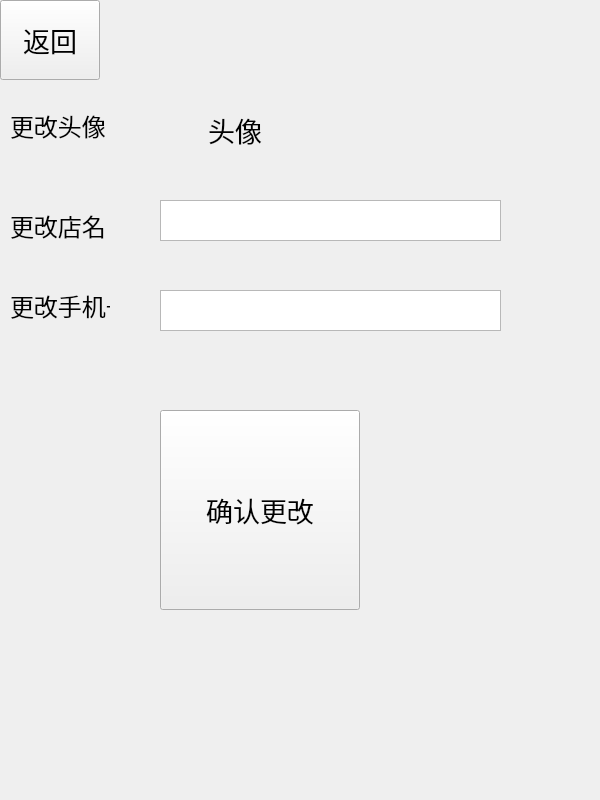
chichuxwx/Food-delivery-platform, file business/inform_change.ui: the form before one commit.
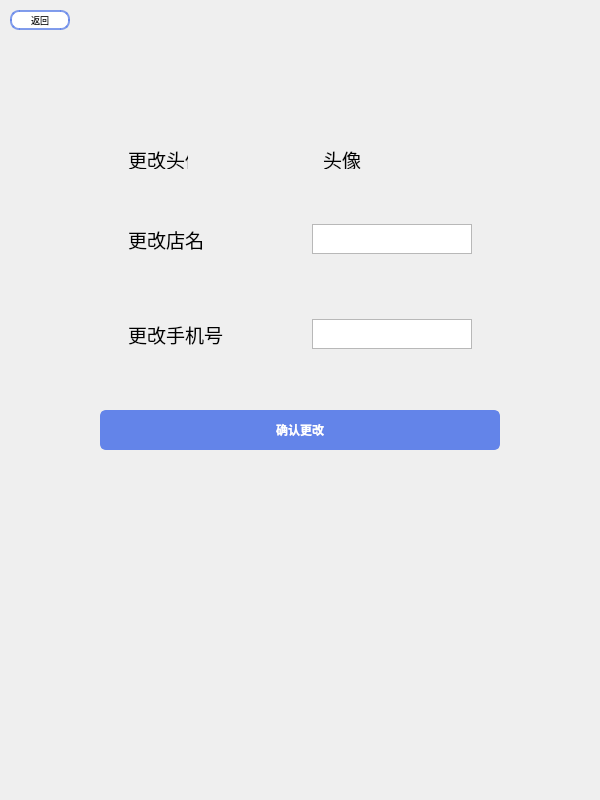
The form after the commit. Icons and pictures are not drawn.

```diff
--- a/business/inform_change.ui
+++ b/business/inform_change.ui
@@ -25,90 +25,89 @@
   <property name="windowTitle">
    <string>Form</string>
   </property>
-  <widget class="QPushButton" name="pushButton">
+  <property name="windowIcon">
+   <iconset resource="../Image.qrc">
+    <normaloff>:/image/lt_cml.jpg</normaloff>:/image/lt_cml.jpg</iconset>
+  </property>
+  <widget class="QLabel" name="label_5">
    <property name="geometry">
     <rect>
      <x>0</x>
      <y>0</y>
-     <width>100</width>
-     <height>80</height>
+     <width>600</width>
+     <height>800</height>
     </rect>
    </property>
-   <property name="minimumSize">
-    <size>
-     <width>100</width>
-     <height>80</height>
-    </size>
-   </property>
-   <property name="maximumSize">
-    <size>
-     <width>100</width>
-     <height>80</height>
-    </size>
-   </property>
-   <property name="font">
-    <font>
-     <pointsize>20</pointsize>
-    </font>
+   <property name="styleSheet">
+    <string notr="true">background-image: url(:/image/bg_2.png);</string>
    </property>
    <property name="text">
-    <string>返回</string>
+    <string/>
    </property>
   </widget>
+  <widget class="QWidget" name="layoutWidget">
+   <property name="geometry">
+    <rect>
+     <x>50</x>
+     <y>110</y>
+     <width>501</width>
+     <height>291</height>
+    </rect>
+   </property>
+   <layout class="QGridLayout" name="gridLayout">
+    <item row="0" column="0">
   <widget class="QLabel" name="label">
-   <property name="geometry">
-    <rect>
-     <x>10</x>
-     <y>100</y>
-     <width>100</width>
-     <height>50</height>
-    </rect>
+      <property name="sizePolicy">
+       <sizepolicy hsizetype="Fixed" vsizetype="Minimum">
+        <horstretch>0</horstretch>
+        <verstretch>0</verstretch>
+       </sizepolicy>
    </property>
    <property name="minimumSize">
     <size>
-     <width>100</width>
-     <height>50</height>
+        <width>60</width>
+        <height>20</height>
     </size>
    </property>
    <property name="maximumSize">
     <size>
-     <width>100</width>
-     <height>50</height>
+        <width>60</width>
+        <height>20</height>
     </size>
    </property>
    <property name="font">
     <font>
-     <pointsize>18</pointsize>
+        <pointsize>14</pointsize>
     </font>
    </property>
    <property name="text">
     <string>更改头像</string>
    </property>
   </widget>
+    </item>
+    <item row="0" column="1">
   <widget class="QLabel" name="label_2">
-   <property name="geometry">
-    <rect>
-     <x>160</x>
-     <y>80</y>
-     <width>150</width>
-     <height>100</height>
-    </rect>
+      <property name="sizePolicy">
+       <sizepolicy hsizetype="Fixed" vsizetype="Minimum">
+        <horstretch>0</horstretch>
+        <verstretch>0</verstretch>
+       </sizepolicy>
    </property>
    <property name="minimumSize">
     <size>
-     <width>150</width>
-     <height>100</height>
+        <width>60</width>
+        <height>20</height>
     </size>
    </property>
    <property name="maximumSize">
     <size>
-     <width>150</width>
-     <height>100</height>
+        <width>60</width>
+        <height>20</height>
     </size>
    </property>
    <property name="font">
     <font>
-     <pointsize>20</pointsize>
+        <pointsize>14</pointsize>
     </font>
    </property>
    <property name="text">
@@ -118,14 +117,14 @@
     <set>Qt::AlignmentFlag::AlignCenter</set>
    </property>
   </widget>
+    </item>
+    <item row="1" column="0">
   <widget class="QLabel" name="label_3">
-   <property name="geometry">
-    <rect>
-     <x>10</x>
-     <y>200</y>
-     <width>100</width>
-     <height>50</height>
-    </rect>
+      <property name="sizePolicy">
+       <sizepolicy hsizetype="Fixed" vsizetype="Minimum">
+        <horstretch>0</horstretch>
+        <verstretch>0</verstretch>
+       </sizepolicy>
    </property>
    <property name="minimumSize">
     <size>
@@ -141,31 +140,43 @@
    </property>
    <property name="font">
     <font>
-     <pointsize>18</pointsize>
+        <pointsize>14</pointsize>
     </font>
    </property>
    <property name="text">
     <string>更改店名</string>
    </property>
   </widget>
+    </item>
+    <item row="1" column="1">
   <widget class="QTextEdit" name="textEdit">
-   <property name="geometry">
-    <rect>
-     <x>160</x>
-     <y>200</y>
-     <width>341</width>
-     <height>41</height>
-    </rect>
-   </property>
-  </widget>
+      <property name="sizePolicy">
+       <sizepolicy hsizetype="Fixed" vsizetype="Fixed">
+        <horstretch>0</horstretch>
+        <verstretch>0</verstretch>
+       </sizepolicy>
+      </property>
+      <property name="minimumSize">
+       <size>
+        <width>160</width>
+        <height>30</height>
+       </size>
+      </property>
+      <property name="maximumSize">
+       <size>
+        <width>100</width>
+        <height>30</height>
+       </size>
+      </property>
+     </widget>
+    </item>
+    <item row="2" column="0">
   <widget class="QLabel" name="label_4">
-   <property name="geometry">
-    <rect>
-     <x>10</x>
-     <y>280</y>
-     <width>100</width>
-     <height>50</height>
-    </rect>
+      <property name="sizePolicy">
+       <sizepolicy hsizetype="Fixed" vsizetype="Minimum">
+        <horstretch>0</horstretch>
+        <verstretch>0</verstretch>
+       </sizepolicy>
    </property>
    <property name="minimumSize">
     <size>
@@ -181,54 +192,145 @@
    </property>
    <property name="font">
     <font>
-     <pointsize>18</pointsize>
+        <pointsize>14</pointsize>
     </font>
    </property>
    <property name="text">
     <string>更改手机号</string>
    </property>
   </widget>
+    </item>
+    <item row="2" column="1">
   <widget class="QTextEdit" name="textEdit_2">
-   <property name="geometry">
-    <rect>
-     <x>160</x>
-     <y>290</y>
-     <width>341</width>
-     <height>41</height>
-    </rect>
-   </property>
+      <property name="sizePolicy">
+       <sizepolicy hsizetype="Fixed" vsizetype="Fixed">
+        <horstretch>0</horstretch>
+        <verstretch>0</verstretch>
+       </sizepolicy>
+      </property>
+      <property name="minimumSize">
+       <size>
+        <width>160</width>
+        <height>30</height>
+       </size>
+      </property>
+      <property name="maximumSize">
+       <size>
+        <width>100</width>
+        <height>30</height>
+       </size>
+      </property>
+     </widget>
+    </item>
+   </layout>
   </widget>
   <widget class="QPushButton" name="pushButton_2">
    <property name="geometry">
     <rect>
-     <x>160</x>
+     <x>100</x>
      <y>410</y>
-     <width>200</width>
-     <height>200</height>
+     <width>400</width>
+     <height>40</height>
     </rect>
    </property>
    <property name="minimumSize">
     <size>
-     <width>200</width>
-     <height>200</height>
+     <width>400</width>
+     <height>40</height>
     </size>
    </property>
    <property name="maximumSize">
     <size>
-     <width>200</width>
-     <height>200</height>
+     <width>400</width>
+     <height>40</height>
     </size>
    </property>
    <property name="font">
     <font>
-     <pointsize>20</pointsize>
+     <pointsize>-1</pointsize>
+     <bold>true</bold>
     </font>
    </property>
+   <property name="styleSheet">
+    <string notr="true">QPushButton {
+    background-color: #6384e9; /* 默认背景色，蓝色 */
+    border: 2px solid #6384e9; /* 边框颜色与背景色相同 */
+    border-radius: 6px; /* 圆角 */
+    color: #ffffff; /* 文本颜色，白色 */
+    font-size: 12px;
+}
+
+QPushButton:hover {
+    background-color: #5076c6; /* 悬浮时背景色变深 */
+    border: 2px solid #5076c6; /* 悬浮时边框颜色变深 */
+}
+
+QPushButton:pressed {
+    background-color: #3a5d8f; /* 按下时背景色变得更深 */
+    border-color: #3a5d8f; /* 按下时边框颜色变得更深 */
+    transform: scale(0.95); /* 按下时按钮略微缩小 */
+}
+</string>
+   </property>
    <property name="text">
     <string>确认更改</string>
    </property>
   </widget>
- </widget>
- <resources/>
+  <widget class="QPushButton" name="pushButton">
+   <property name="geometry">
+    <rect>
+     <x>10</x>
+     <y>10</y>
+     <width>60</width>
+     <height>20</height>
+    </rect>
+   </property>
+   <property name="minimumSize">
+    <size>
+     <width>60</width>
+     <height>20</height>
+    </size>
+   </property>
+   <property name="maximumSize">
+    <size>
+     <width>60</width>
+     <height>20</height>
+    </size>
+   </property>
+   <property name="font">
+    <font>
+     <pointsize>-1</pointsize>
+    </font>
+   </property>
+   <property name="styleSheet">
+    <string notr="true">QPushButton {
+    background-color: #ffffff; /* 默认背景色，使用 #fad37f */
+    border: 2px solid rgba(99, 132, 233, 0.8); /* 边框颜色 */
+    border-radius: 9px; /* 圆角 */
+    color: #000000; /* 文本颜色，黑色 */
+    font-size: 9px;
+}
+
+QPushButton:hover {
+	color:#ffffff;
+    background-color: rgba(99, 132, 233, 0.8); /* 悬浮时背景颜色 */
+    border: none; /* 悬浮时无边框 */
+}
+
+QPushButton:pressed {
+    background-color: #b0c4de; /* 按下时背景颜色，稍微偏亮的蓝色 */
+    border-color: #4682b4; /* 按下时边框颜色 */
+    transform: scale(0.95); /* 按下时按钮略微缩小 */
+}
+</string>
+   </property>
+   <property name="text">
+    <string>返回</string>
+   </property>
+  </widget>
+ </widget>
+ <resources>
+  <include location="../Image.qrc"/>
+ </resources>
  <connections/>
 </ui>
```
Left out of the diff: 2 changed lines with no effect on the pictures. Lines whose indentation alone changed are shown as unchanged.
